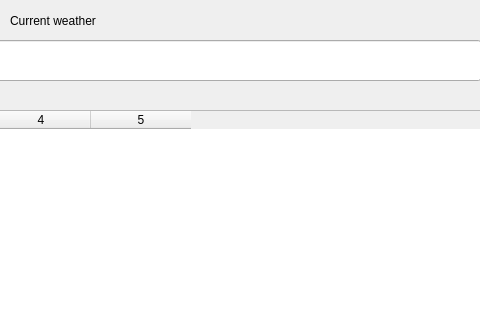
Qt form weather_monitor_gui.ui (Dreamwalkerx5/weather_monitor) before a commit; both pictures show x 340 to 820 and y 0 to 320 of the 1090 by 799 pixel window.
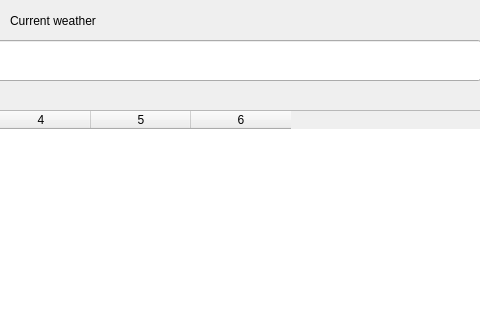
The same form after that commit.

Commit message: added rain fall

The edit to the form file:
```diff
--- a/weather_monitor_gui.ui
+++ b/weather_monitor_gui.ui
@@ -143,8 +143,11 @@
     <property name="selectionBehavior">
      <enum>QAbstractItemView::SelectRows</enum>
     </property>
+    <property name="gridStyle">
+     <enum>Qt::DashLine</enum>
+    </property>
     <property name="columnCount">
-     <number>5</number>
+     <number>6</number>
     </property>
     <attribute name="horizontalHeaderVisible">
      <bool>true</bool>
@@ -160,6 +163,7 @@
     <column/>
     <column/>
     <column/>
+    <column/>
    </widget>
   </widget>
   <widget class="QMenuBar" name="menubar">
```
The commit also changes 1 other file.
